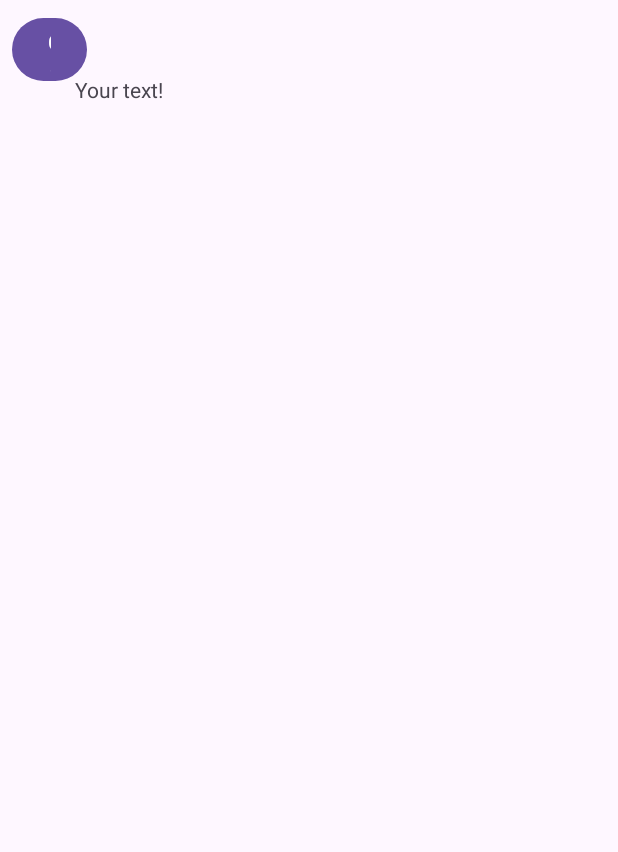
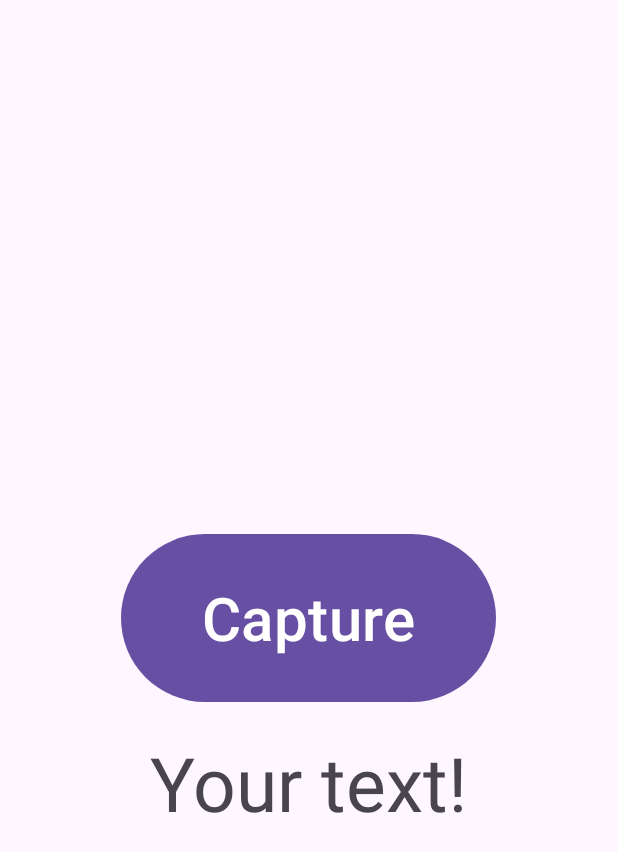
Before and after one commit to shruti9527/BeProject, an Android app: the newscan screen opened directly, with no data from a screen before it, on a phone screen of 412 x 824 dp. Shown: the top 852 px of the screen. Run offline under Robolectric (Android 15) with nearby library versions, the phone set to English and light mode, and no system bars; libraries missing offline, so code that uses them is left out: com.google.android.gms.

Commit message:
Resolved Conflicts

```diff
--- a/app/src/main/AndroidManifest.xml
+++ b/app/src/main/AndroidManifest.xml
@@ -1,11 +1,11 @@
 <?xml version="1.0" encoding="utf-8"?>
 <manifest xmlns:android="http://schemas.android.com/apk/res/android"
-    xmlns:tools="http://schemas.android.com/tools">
+    xmlns:tools="http://schemas.android.com/tools" >
 
     <uses-permission android:name="android.permission.WRITE_EXTERNAL_STORAGE" />
     <uses-permission android:name="android.permission.CAMERA" />
     <uses-permission android:name="android.permission.RECORD_AUDIO" />
-    <uses-permission android:name="android.permission.INTERNET"/>
+    <uses-permission android:name="android.permission.INTERNET" />
 
     <application
         android:allowBackup="true"
@@ -16,16 +16,17 @@
         android:roundIcon="@mipmap/ic_launcher_round"
         android:supportsRtl="true"
         android:theme="@style/Theme.MyProject"
-        tools:targetApi="31">
+        tools:targetApi="31" >
+        <activity
+            android:name=".newscan"
+            android:exported="false" />
         <activity
             android:name=".speller"
             android:exported="false" />
-        <activity
-            android:name=".scanner"
-            android:exported="false" />
+
         <activity
             android:name=".MainActivity"
-            android:exported="true">
+            android:exported="true" >
             <intent-filter>
                 <action android:name="android.intent.action.MAIN" />
 
--- a/app/src/main/java/com/example/myproject/WebAppInterface.java
+++ b/app/src/main/java/com/example/myproject/WebAppInterface.java
@@ -5,7 +5,7 @@ import android.content.Intent;
 import android.webkit.JavascriptInterface;
 
 public class WebAppInterface {
-    private Context mContext;
+    private final Context mContext;
 
     // Instantiate the interface and set the context
     WebAppInterface(Context context) {
--- a/app/src/main/java/com/example/myproject/scanner.java
+++ b/app/src/main/java/com/example/myproject/newscan.java
@@ -1,4 +1,5 @@
 package com.example.myproject;
+
 import androidx.annotation.Nullable;
 import androidx.appcompat.app.AppCompatActivity;
 import androidx.core.app.ActivityCompat;
@@ -25,7 +26,7 @@ import com.google.android.gms.vision.text.TextRecognizer;
 
 import java.io.IOException;
 
-public class scanner extends AppCompatActivity {
+public class newscan extends AppCompatActivity {
     private Button button_capture;
     private TextView textView_display;
     private static final int REQUEST_CAMERA = 100;
@@ -37,7 +38,7 @@ public class scanner extends AppCompatActivity {
     @Override
     protected void onCreate(Bundle savedInstanceState) {
         super.onCreate(savedInstanceState);
-        setContentView(R.layout.activity_scanner);
+        setContentView(R.layout.activity_newscan);
 
         button_capture = findViewById(R.id.button_capture);
         textView_display = findViewById(R.id.textView_display);
@@ -45,8 +46,8 @@ public class scanner extends AppCompatActivity {
         button_capture.setOnClickListener(new View.OnClickListener() {
             @Override
             public void onClick(View v) {
-                if (ContextCompat.checkSelfPermission(scanner.this, android.Manifest.permission.CAMERA) != PackageManager.PERMISSION_GRANTED) {
-                    ActivityCompat.requestPermissions(scanner.this, new String[]{Manifest.permission.CAMERA}, REQUEST_CAMERA);
+                if (ContextCompat.checkSelfPermission(newscan.this, android.Manifest.permission.CAMERA) != PackageManager.PERMISSION_GRANTED) {
+                    ActivityCompat.requestPermissions(newscan.this, new String[]{Manifest.permission.CAMERA}, REQUEST_CAMERA);
                 } else {
                     dispatchTakePictureIntent();
                 }
@@ -81,7 +82,7 @@ public class scanner extends AppCompatActivity {
     private void getTextfromImage(Bitmap bitmap) {
         TextRecognizer recognizer = new TextRecognizer.Builder(this).build();
         if (!recognizer.isOperational()) {
-            Toast.makeText(scanner.this, "Error Occurred", Toast.LENGTH_SHORT).show();
+            Toast.makeText(newscan.this, "Error Occurred", Toast.LENGTH_SHORT).show();
             return;
         }
 
--- /dev/null
+++ b/app/src/main/res/layout/activity_newscan.xml
@@ -0,0 +1,31 @@
+<?xml version="1.0" encoding="utf-8"?>
+<RelativeLayout xmlns:android="http://schemas.android.com/apk/res/android"
+    xmlns:app="http://schemas.android.com/apk/res-auto"
+    xmlns:tools="http://schemas.android.com/tools"
+    android:layout_width="match_parent"
+    android:layout_height="match_parent"
+    tools:context=".newscan">
+
+
+    <Button
+        android:id="@+id/button_capture"
+        android:layout_width="250dp"
+        android:layout_height="120dp"
+        android:text="Capture"
+        android:textSize="40sp"
+        android:layout_centerHorizontal="true"
+        android:layout_centerVertical="true"
+        android:layout_marginBottom="16dp"
+        android:gravity="center" />
+
+    <TextView
+        android:id="@+id/textView_display"
+        android:layout_width="wrap_content"
+        android:layout_height="wrap_content"
+        android:text="Your text!"
+        android:textSize="50sp"
+        android:layout_below="@id/button_capture"
+        android:layout_centerHorizontal="true"
+        android:gravity="center" />
+
+</RelativeLayout>
--- a/app/src/main/res/layout/activity_scanner.xml
+++ /dev/null
@@ -1,28 +0,0 @@
-<?xml version="1.0" encoding="utf-8"?>
-<RelativeLayout xmlns:android="http://schemas.android.com/apk/res/android"
-    xmlns:app="http://schemas.android.com/apk/res-auto"
-    xmlns:tools="http://schemas.android.com/tools"
-    android:layout_width="match_parent"
-    android:layout_height="match_parent"
-    tools:context=".scanner">
-
-    <TextView
-        android:layout_width="wrap_content"
-        android:layout_height="wrap_content"
-        android:id="@+id/textView_display"
-        android:layout_margin="50dp"
-        android:text="Your text!"
-        android:layout_gravity="bottom"
-        android:gravity="center" />
-    <Button
-        android:id="@+id/button_capture"
-        android:layout_width="50dp"
-        android:layout_height="50dp"
-
-        android:text="Capture"
-        android:layout_margin="8dp"
-        android:layout_gravity="center"
-        android:gravity="center"/>
-
-
-</RelativeLayout>
--- a/app/src/main/res/layout/alertcustom.xml
+++ b/app/src/main/res/layout/alertcustom.xml
@@ -7,9 +7,9 @@
 
     <ImageView
         android:id="@+id/imageView"
-        android:layout_width="70dp"
-        android:layout_height="70dp"
-        app:srcCompat="@android:drawable/btn_star"
+        android:layout_width="20dp"
+        android:layout_height="20dp"
+
         android:layout_centerHorizontal="true"
         android:layout_centerVertical="true"
         />
```
Also changed, not shown: app/src/main/java/com/example/myproject/MainActivity.java (+13 -7 lines), app/src/main/java/com/example/myproject/speller.java (+247 -85 lines), app/src/main/res/layout/activity_speller.xml (+14 -14 lines), 1 other file.
